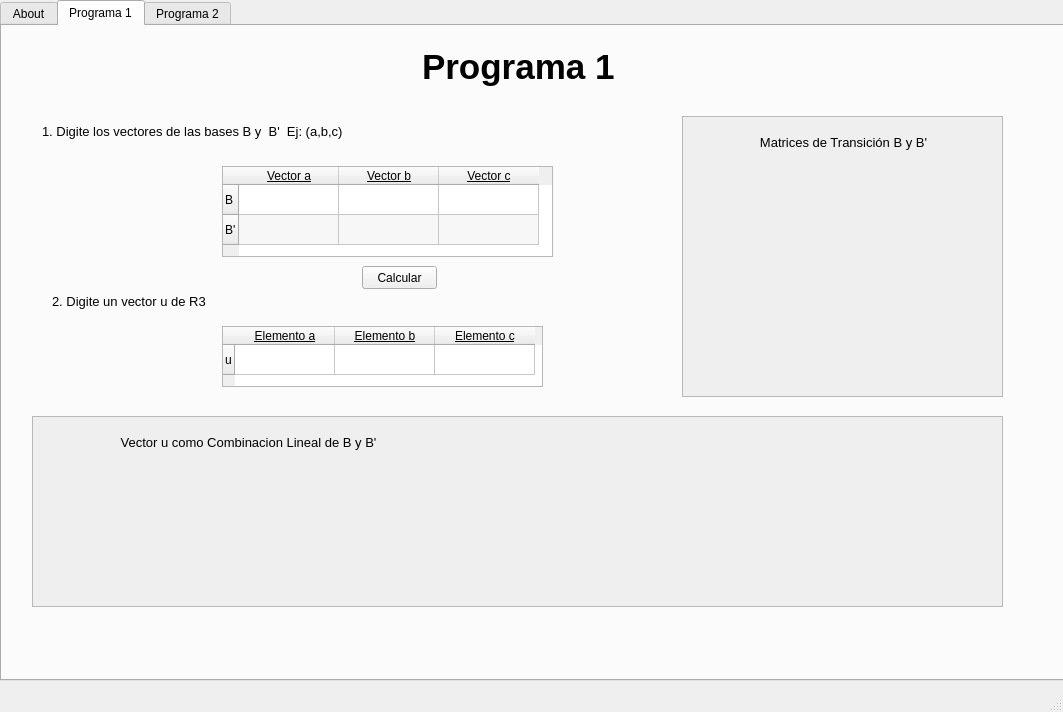
Above: ProgramaConUI/InterfazMenu.ui from bryanjimenezchacon/Progra2Algebra before the change. Below: the same form after it.
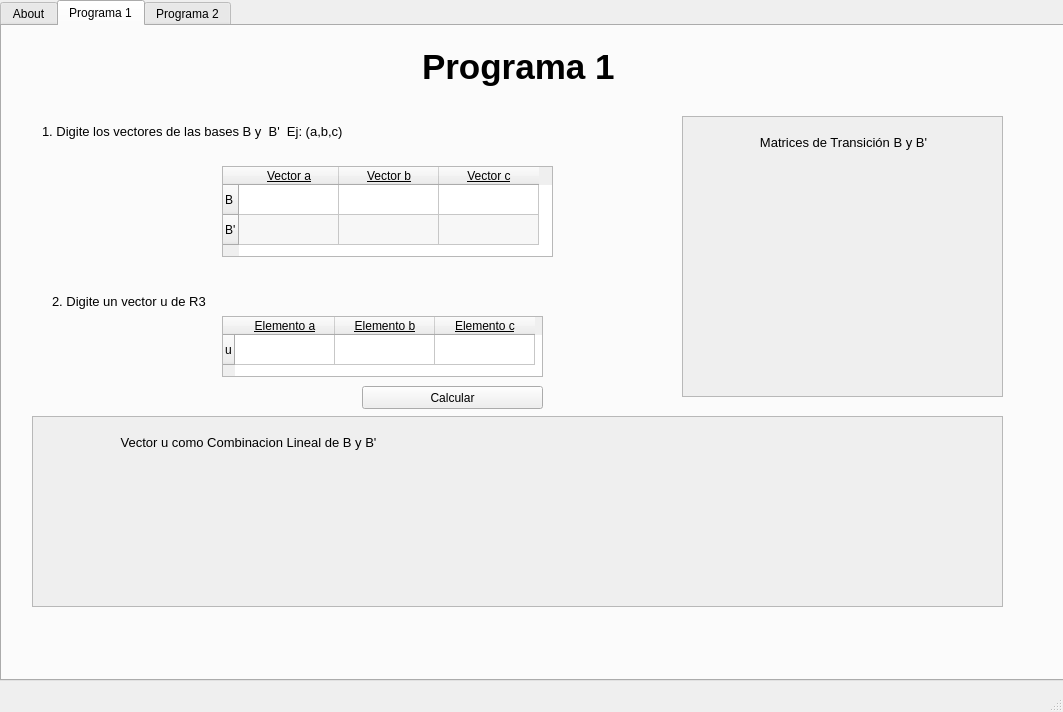
That is the form after the change.

Commit message: mas codigo

The edit to the form file:
```diff
--- a/ProgramaConUI/InterfazMenu.ui
+++ b/ProgramaConUI/InterfazMenu.ui
@@ -395,7 +395,7 @@
       <property name="geometry">
        <rect>
         <x>220</x>
-        <y>300</y>
+        <y>290</y>
         <width>321</width>
         <height>61</height>
        </rect>
@@ -495,7 +495,7 @@
          <rect>
           <x>20</x>
           <y>50</y>
-          <width>921</width>
+          <width>911</width>
           <height>121</height>
          </rect>
         </property>
@@ -531,8 +531,8 @@
       <property name="geometry">
        <rect>
         <x>360</x>
-        <y>240</y>
-        <width>75</width>
+        <y>360</y>
+        <width>181</width>
         <height>23</height>
        </rect>
       </property>
```
The commit also changes 1 other file.
